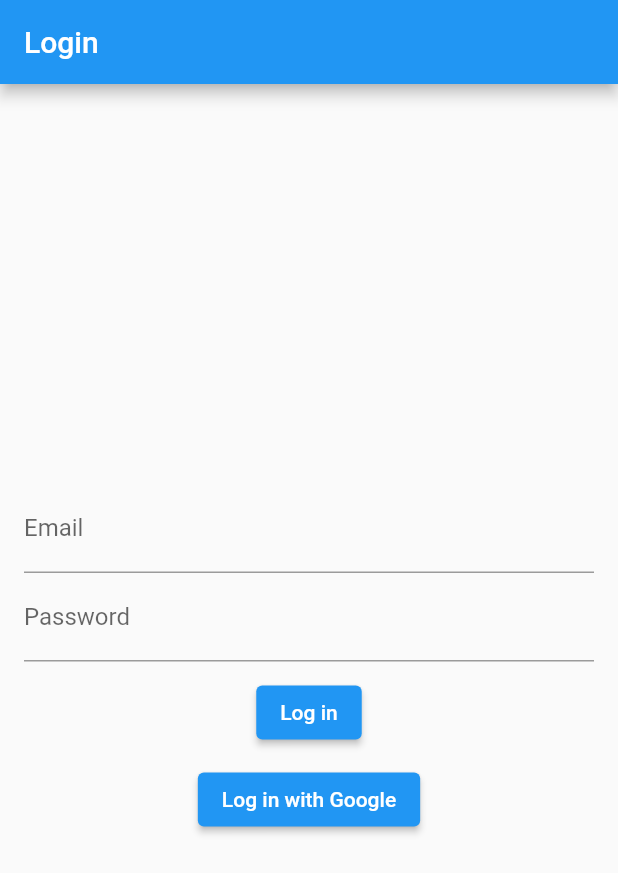
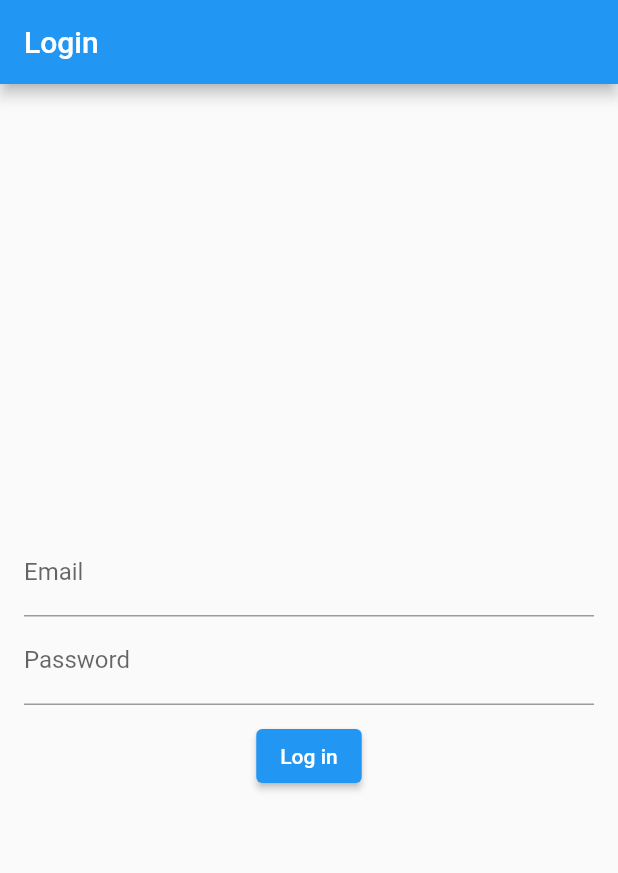
Before and after one commit to ekalosak/moshi-client, a Flutter app: the screen it shows after launch, on a phone screen of 412 x 824 dp. Shown: the top 873 px of the screen. Run offline on Flutter 3.47's test engine with Material 2 defaults, Android fonts, the phone set to English and light mode, and no system bars; our stand-ins replace firebase_auth, firebase_core, google_sign_in, shared_preferences; accounts and stored records are empty.

Commit message:
commented out login with google; added error handling for invalid email and password

```diff
--- a/lib/screens/auth/login.dart
+++ b/lib/screens/auth/login.dart
@@ -70,13 +70,14 @@
                 loginWithEmailPassword(context);
               },
             ),
-            SizedBox(height: 10),
-            ElevatedButton(
-              child: Text('Log in with Google'),
-              onPressed: () {
-                loginWithGoogle(context);
-              },
-            ),
+            // SizedBox(height: 10),
+            // TODO add teh clientId
+            // ElevatedButton(
+            //   child: Text('Log in with Google'),
+            //   onPressed: () {
+            //     loginWithGoogle(context);
+            //   },
+            // ),
           ],
         ),
       ),
--- a/lib/services/auth.dart
+++ b/lib/services/auth.dart
@@ -29,7 +29,7 @@
       } else if (e.code == 'unknown') {
         if (e.toString().contains('auth/invalid-email')) {
           errorMessage = 'Email invalid.';
-        if (e.toString().contains('auth/wrong-password')) {
+        } else if (e.toString().contains('auth/wrong-password')) {
           errorMessage = 'Wrong password.';
         } else {
           errorMessage = 'An error occurred. Please try again later.';
```
